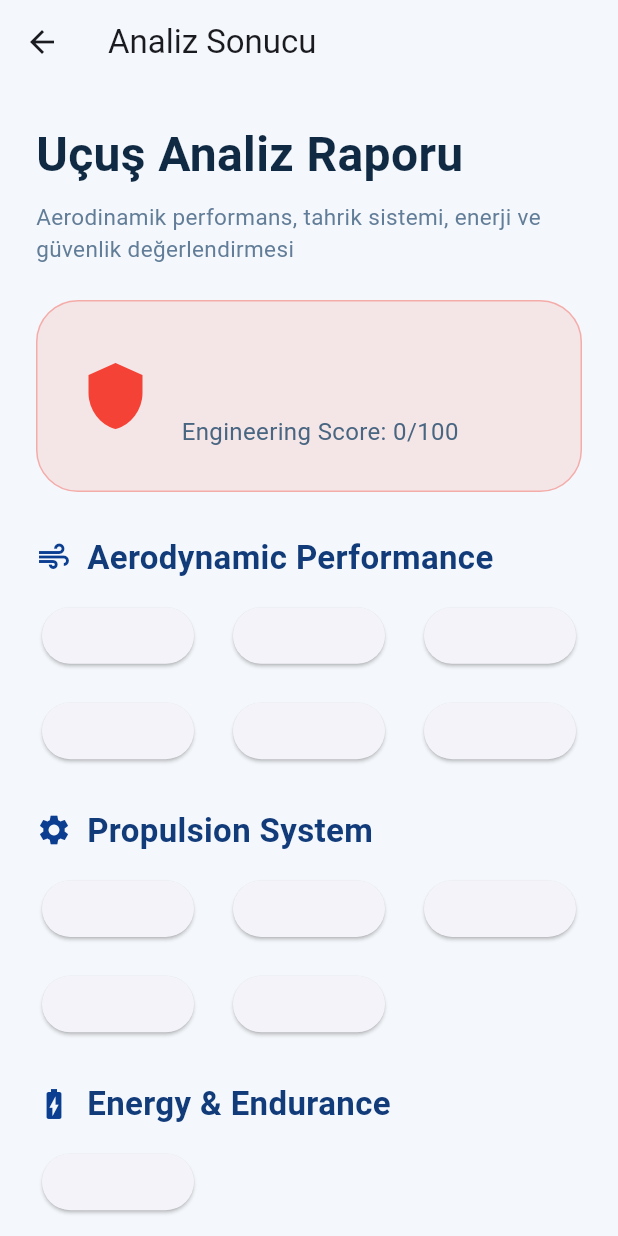
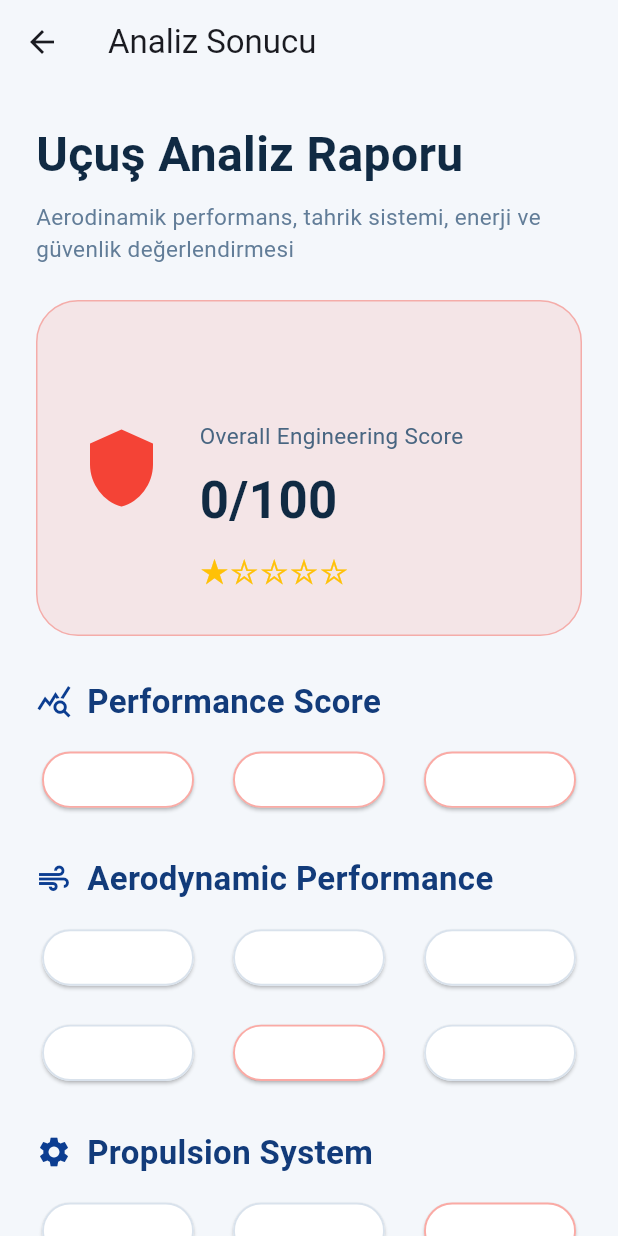
Before and after one commit to Benyec08/aerolab, a Flutter app: the AnalysisResultPage screen opened directly with empty values, on a phone screen of 412 x 824 dp. Run offline on Flutter 3.47's test engine with Material 3 defaults, Android fonts, the phone set to English and light mode, and no system bars.

Commit message:
Sprint 6: add engineering recommendations and performance scoring

```diff
--- a/lib/features/analysis/analysis_result_page.dart
+++ b/lib/features/analysis/analysis_result_page.dart
@@ -29,6 +29,7 @@ class AnalysisResultPage extends StatelessWidget {
                 const SizedBox(height: 24),
                 _buildRiskCard(),
                 const SizedBox(height: 28),
+                _buildScoreSection(),
                 _buildAerodynamicSection(),
                 _buildPropulsionSection(),
                 _buildEnergySection(),
@@ -75,8 +76,8 @@ class AnalysisResultPage extends StatelessWidget {
       ),
       child: Row(
         children: [
-          Icon(Icons.shield, size: 48, color: statusColor),
-          const SizedBox(width: 20),
+          Icon(Icons.shield, size: 56, color: statusColor),
+          const SizedBox(width: 24),
           Column(
             crossAxisAlignment: CrossAxisAlignment.start,
             children: [
@@ -88,15 +89,53 @@ class AnalysisResultPage extends StatelessWidget {
                   color: statusColor,
                 ),
               ),
-              const SizedBox(height: 4),
+              const SizedBox(height: 8),
+              const Text(
+                'Overall Engineering Score',
+                style: TextStyle(fontSize: 15, color: Color(0xFF486581)),
+              ),
+              const SizedBox(height: 8),
               Text(
-                'Engineering Score: ${result.riskScore}/100',
-                style: const TextStyle(fontSize: 16, color: Color(0xFF486581)),
+                '${result.overallScore}/100',
+                style: const TextStyle(
+                  fontSize: 34,
+                  fontWeight: FontWeight.bold,
+                  color: Color(0xFF102A43),
+                ),
+              ),
+              const SizedBox(height: 6),
+              Text(
+                _buildStars(result.overallScore),
+                style: const TextStyle(fontSize: 22, color: Colors.amber),
               ),
             ],
           ),
         ],
       ),
+    );
+  }
+
+  Widget _buildScoreSection() {
+    return ResultSection(
+      title: 'Performance Score',
+      icon: Icons.query_stats,
+      child: _buildGrid([
+        ResultCard(
+          title: 'Aerodynamic Score',
+          value: '${result.aerodynamicScore}/100',
+          color: _scoreColor(result.aerodynamicScore),
+        ),
+        ResultCard(
+          title: 'Propulsion Score',
+          value: '${result.propulsionScore}/100',
+          color: _scoreColor(result.propulsionScore),
+        ),
+        ResultCard(
+          title: 'Energy Score',
+          value: '${result.energyScore}/100',
+          color: _scoreColor(result.energyScore),
+        ),
+      ]),
     );
   }
 
@@ -124,6 +163,7 @@ class AnalysisResultPage extends StatelessWidget {
         ResultCard(
           title: 'Wing Loading Status',
           value: result.wingLoadingStatus,
+          color: _statusCardColor(result.wingLoadingStatus),
         ),
         ResultCard(
           title: 'Stall Speed',
@@ -146,12 +186,20 @@ class AnalysisResultPage extends StatelessWidget {
           title: 'Thrust / Weight',
           value: result.thrustToWeight.toStringAsFixed(2),
         ),
-        ResultCard(title: 'Thrust Status', value: result.thrustToWeightStatus),
+        ResultCard(
+          title: 'Thrust Status',
+          value: result.thrustToWeightStatus,
+          color: _statusCardColor(result.thrustToWeightStatus),
+        ),
         ResultCard(
           title: 'Power / Weight',
           value: '${result.powerToWeight.toStringAsFixed(1)} W/kg',
         ),
-        ResultCard(title: 'Power Status', value: result.powerToWeightStatus),
+        ResultCard(
+          title: 'Power Status',
+          value: result.powerToWeightStatus,
+          color: _statusCardColor(result.powerToWeightStatus),
+        ),
       ]),
     );
   }
@@ -170,6 +218,8 @@ class AnalysisResultPage extends StatelessWidget {
   }
 
   Widget _buildRecommendationCard() {
+    final recommendations = result.recommendation.split('\n');
+
     return Container(
       width: double.infinity,
       padding: const EdgeInsets.all(26),
@@ -195,13 +245,18 @@ class AnalysisResultPage extends StatelessWidget {
               ),
             ],
           ),
-          const SizedBox(height: 12),
-          Text(
-            result.recommendation,
-            style: const TextStyle(
-              fontSize: 16,
-              height: 1.5,
-              color: Color(0xFF486581),
+          const SizedBox(height: 18),
+          ...recommendations.map(
+            (item) => Padding(
+              padding: const EdgeInsets.only(bottom: 10),
+              child: Text(
+                item,
+                style: const TextStyle(
+                  fontSize: 16,
+                  height: 1.4,
+                  color: Color(0xFF486581),
+                ),
+              ),
             ),
           ),
         ],
@@ -221,6 +276,14 @@ class AnalysisResultPage extends StatelessWidget {
     );
   }
 
+  String _buildStars(int score) {
+    if (score >= 90) return '★★★★★';
+    if (score >= 80) return '★★★★☆';
+    if (score >= 70) return '★★★☆☆';
+    if (score >= 60) return '★★☆☆☆';
+    return '★☆☆☆☆';
+  }
+
   Color _statusColor(String status) {
     if (status == 'Güvenli') {
       return Colors.green;
@@ -232,4 +295,28 @@ class AnalysisResultPage extends StatelessWidget {
 
     return Colors.red;
   }
+
+  Color _scoreColor(int score) {
+    if (score >= 90) {
+      return Colors.green;
+    }
+
+    if (score >= 70) {
+      return Colors.orange;
+    }
+
+    return Colors.red;
+  }
+
+  Color _statusCardColor(String status) {
+    if (status == 'İyi' || status == 'Çok İyi' || status == 'Çok Güçlü') {
+      return Colors.green;
+    }
+
+    if (status == 'Orta' || status == 'Yeterli') {
+      return Colors.orange;
+    }
+
+    return Colors.red;
+  }
 }
--- a/lib/features/analysis/models/analysis_result.dart
+++ b/lib/features/analysis/models/analysis_result.dart
@@ -12,6 +12,10 @@ class AnalysisResult {
   final String wingLoadingStatus;
   final String powerToWeightStatus;
   final String thrustToWeightStatus;
+  final int aerodynamicScore;
+  final int propulsionScore;
+  final int energyScore;
+  final int overallScore;
 
   final int riskScore;
   final String status;
@@ -30,6 +34,10 @@ class AnalysisResult {
     required this.wingLoadingStatus,
     required this.powerToWeightStatus,
     required this.thrustToWeightStatus,
+    required this.aerodynamicScore,
+    required this.propulsionScore,
+    required this.energyScore,
+    required this.overallScore,
     required this.riskScore,
     required this.status,
     required this.recommendation,
--- /dev/null
+++ b/lib/features/analysis/services/score_service.dart
@@ -0,0 +1,77 @@
+class ScoreService {
+  int aerodynamicScore({
+    required double wingLoading,
+    required double stallSpeed,
+  }) {
+    int score = 100;
+
+    if (wingLoading > 8) {
+      score -= 15;
+    }
+
+    if (wingLoading > 12) {
+      score -= 20;
+    }
+
+    if (stallSpeed > 12) {
+      score -= 20;
+    }
+
+    return _clamp(score);
+  }
+
+  int propulsionScore({
+    required double powerToWeight,
+    required double thrustToWeight,
+  }) {
+    int score = 100;
+
+    if (powerToWeight < 250) {
+      score -= 25;
+    }
+
+    if (thrustToWeight < 1.2) {
+      score -= 30;
+    }
+
+    if (thrustToWeight > 3.0) {
+      score -= 10;
+    }
+
+    return _clamp(score);
+  }
+
+  int energyScore({required double flightTimeMinutes}) {
+    int score = 100;
+
+    if (flightTimeMinutes < 10) {
+      score -= 30;
+    }
+
+    if (flightTimeMinutes < 5) {
+      score -= 30;
+    }
+
+    return _clamp(score);
+  }
+
+  int overallScore({
+    required int aerodynamicScore,
+    required int propulsionScore,
+    required int energyScore,
+  }) {
+    return ((aerodynamicScore + propulsionScore + energyScore) / 3).round();
+  }
+
+  int _clamp(int score) {
+    if (score < 0) {
+      return 0;
+    }
+
+    if (score > 100) {
+      return 100;
+    }
+
+    return score;
+  }
+}
--- a/lib/features/analysis/widgets/result_card.dart
+++ b/lib/features/analysis/widgets/result_card.dart
@@ -3,14 +3,31 @@ import 'package:flutter/material.dart';
 class ResultCard extends StatelessWidget {
   final String title;
   final String value;
+  final Color? color;
 
-  const ResultCard({super.key, required this.title, required this.value});
+  const ResultCard({
+    super.key,
+    required this.title,
+    required this.value,
+    this.color,
+  });
 
   @override
   Widget build(BuildContext context) {
+    final Color cardColor = color ?? const Color(0xFFD9E2EC);
+
     return Card(
       elevation: 1,
-      shape: RoundedRectangleBorder(borderRadius: BorderRadius.circular(22)),
+      color: Colors.white,
+      shape: RoundedRectangleBorder(
+        borderRadius: BorderRadius.circular(22),
+        side: BorderSide(
+          color: color == null
+              ? const Color(0xFFD9E2EC)
+              : cardColor.withValues(alpha: 0.45),
+          width: 1.3,
+        ),
+      ),
       child: Padding(
         padding: const EdgeInsets.all(22),
         child: Column(
@@ -20,12 +37,14 @@ class ResultCard extends StatelessWidget {
               title,
               style: TextStyle(color: Colors.blueGrey.shade500, fontSize: 14),
             ),
-
             const SizedBox(height: 18),
-
             Text(
               value,
-              style: const TextStyle(fontSize: 20, fontWeight: FontWeight.bold),
+              style: TextStyle(
+                fontSize: 20,
+                fontWeight: FontWeight.bold,
+                color: color ?? const Color(0xFF102A43),
+              ),
             ),
           ],
         ),
```
Also changed, not shown: lib/features/analysis/services/analysis_service.dart (+33 -5 lines), lib/features/analysis/services/recommendation_service.dart (added, +38 -0 lines).
